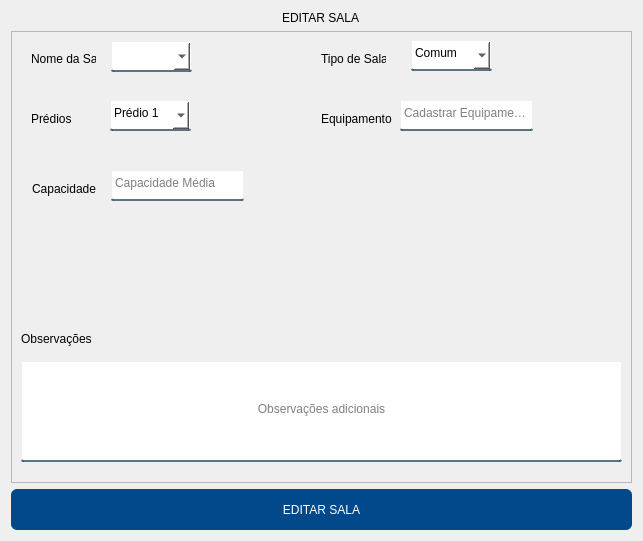
Old version of the form App/view/ui/editarSalas.ui in the repository Senac-SOR-ADS/Mapa-de-Sala.
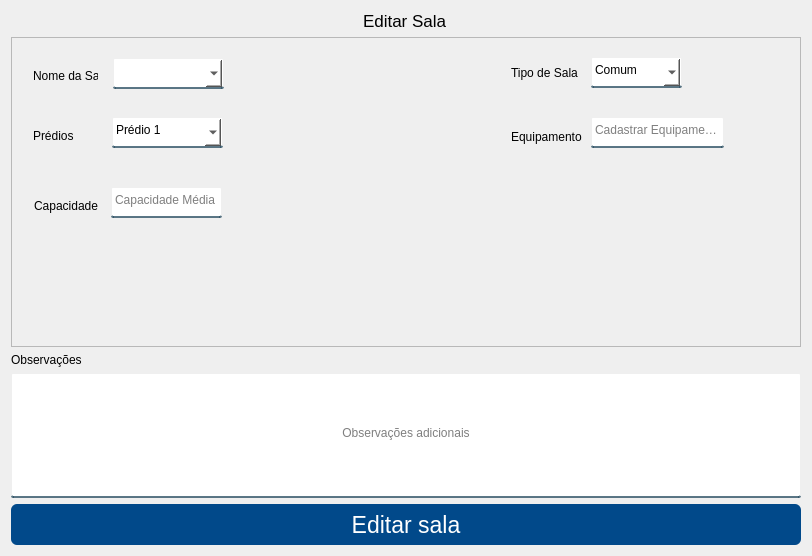
New version of the form.

Patch:
```diff
--- a/App/view/ui/editarSalas.ui
+++ b/App/view/ui/editarSalas.ui
@@ -6,8 +6,8 @@
    <rect>
     <x>0</x>
     <y>0</y>
-    <width>639</width>
-    <height>541</height>
+    <width>812</width>
+    <height>556</height>
    </rect>
   </property>
   <property name="windowTitle">
@@ -37,8 +37,13 @@
   <layout class="QVBoxLayout" name="verticalLayout">
    <item alignment="Qt::AlignHCenter|Qt::AlignTop">
     <widget class="QLabel" name="label">
+     <property name="font">
+      <font>
+       <pointsize>13</pointsize>
+      </font>
+     </property>
      <property name="text">
-      <string>EDITAR SALA</string>
+      <string>Editar Sala</string>
      </property>
     </widget>
    </item>
@@ -56,46 +61,11 @@
      <property name="frameShadow">
       <enum>QFrame::Raised</enum>
      </property>
-     <widget class="QLineEdit" name="feedbackText">
-      <property name="geometry">
-       <rect>
-        <x>10</x>
-        <y>330</y>
-        <width>601</width>
-        <height>101</height>
-       </rect>
-      </property>
-      <property name="alignment">
-       <set>Qt::AlignCenter</set>
-      </property>
-      <property name="placeholderText">
-       <string>Observações adicionais</string>
-      </property>
-      <property name="cursorMoveStyle">
-       <enum>Qt::VisualMoveStyle</enum>
-      </property>
-      <property name="clearButtonEnabled">
-       <bool>false</bool>
-      </property>
-     </widget>
-     <widget class="QLabel" name="label_6">
-      <property name="geometry">
-       <rect>
-        <x>10</x>
-        <y>300</y>
-        <width>71</width>
-        <height>16</height>
-       </rect>
-      </property>
-      <property name="text">
-       <string>Observações</string>
-      </property>
-     </widget>
      <widget class="QLabel" name="label_5">
       <property name="geometry">
        <rect>
-        <x>21</x>
-        <y>150</y>
+        <x>23</x>
+        <y>161</y>
         <width>65</width>
         <height>16</height>
        </rect>
@@ -108,8 +78,8 @@
       <property name="geometry">
        <rect>
         <x>100</x>
-        <y>139</y>
-        <width>133</width>
+        <y>150</y>
+        <width>111</width>
         <height>31</height>
        </rect>
       </property>
@@ -123,10 +93,10 @@
      <widget class="QLabel" name="label_4">
       <property name="geometry">
        <rect>
-        <x>310</x>
-        <y>80</y>
+        <x>500</x>
+        <y>90</y>
         <width>71</width>
-        <height>16</height>
+        <height>20</height>
        </rect>
       </property>
       <property name="text">
@@ -136,8 +106,8 @@
      <widget class="QLineEdit" name="tipoEquipamento">
       <property name="geometry">
        <rect>
-        <x>389</x>
-        <y>69</y>
+        <x>580</x>
+        <y>80</y>
         <width>133</width>
         <height>31</height>
        </rect>
@@ -149,9 +119,9 @@
      <widget class="QComboBox" name="nomePredio">
       <property name="geometry">
        <rect>
-        <x>99</x>
-        <y>69</y>
-        <width>81</width>
+        <x>101</x>
+        <y>80</y>
+        <width>111</width>
         <height>31</height>
        </rect>
       </property>
@@ -181,8 +151,8 @@
      <widget class="QLabel" name="label_3">
       <property name="geometry">
        <rect>
-        <x>20</x>
-        <y>80</y>
+        <x>22</x>
+        <y>91</y>
         <width>41</width>
         <height>16</height>
        </rect>
@@ -194,9 +164,9 @@
      <widget class="QComboBox" name="tipoSala">
       <property name="geometry">
        <rect>
-        <x>400</x>
-        <y>9</y>
-        <width>81</width>
+        <x>580</x>
+        <y>20</y>
+        <width>91</width>
         <height>31</height>
        </rect>
       </property>
@@ -239,9 +209,9 @@
      <widget class="QLabel" name="label_2">
       <property name="geometry">
        <rect>
-        <x>310</x>
-        <y>20</y>
-        <width>65</width>
+        <x>500</x>
+        <y>28</y>
+        <width>71</width>
         <height>16</height>
        </rect>
       </property>
@@ -252,8 +222,8 @@
      <widget class="QLabel" name="label_7">
       <property name="geometry">
        <rect>
-        <x>20</x>
-        <y>20</y>
+        <x>22</x>
+        <y>31</y>
         <width>65</width>
         <height>16</height>
        </rect>
@@ -265,9 +235,9 @@
      <widget class="QComboBox" name="nomeSala">
       <property name="geometry">
        <rect>
-        <x>100</x>
-        <y>10</y>
-        <width>81</width>
+        <x>102</x>
+        <y>21</y>
+        <width>111</width>
         <height>31</height>
        </rect>
       </property>
@@ -286,6 +256,35 @@
      </widget>
     </widget>
    </item>
+   <item>
+    <widget class="QLabel" name="label_6">
+     <property name="text">
+      <string>Observações</string>
+     </property>
+    </widget>
+   </item>
+   <item>
+    <widget class="QLineEdit" name="feedbackText">
+     <property name="minimumSize">
+      <size>
+       <width>125</width>
+       <height>125</height>
+      </size>
+     </property>
+     <property name="alignment">
+      <set>Qt::AlignCenter</set>
+     </property>
+     <property name="placeholderText">
+      <string>Observações adicionais</string>
+     </property>
+     <property name="cursorMoveStyle">
+      <enum>Qt::VisualMoveStyle</enum>
+     </property>
+     <property name="clearButtonEnabled">
+      <bool>false</bool>
+     </property>
+    </widget>
+   </item>
    <item>
     <widget class="QPushButton" name="btnEditarSala">
      <property name="minimumSize">
@@ -294,8 +293,13 @@
        <height>41</height>
       </size>
      </property>
+     <property name="font">
+      <font>
+       <pointsize>17</pointsize>
+      </font>
+     </property>
      <property name="text">
-      <string>EDITAR SALA</string>
+      <string>Editar sala</string>
      </property>
     </widget>
    </item>
```
